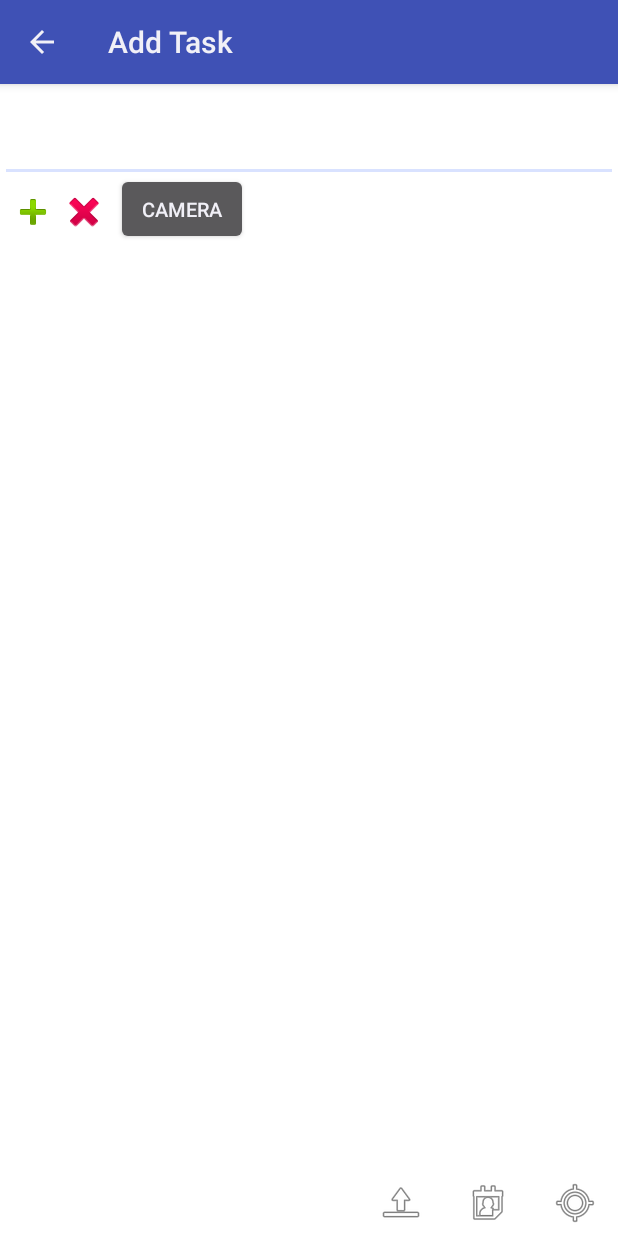
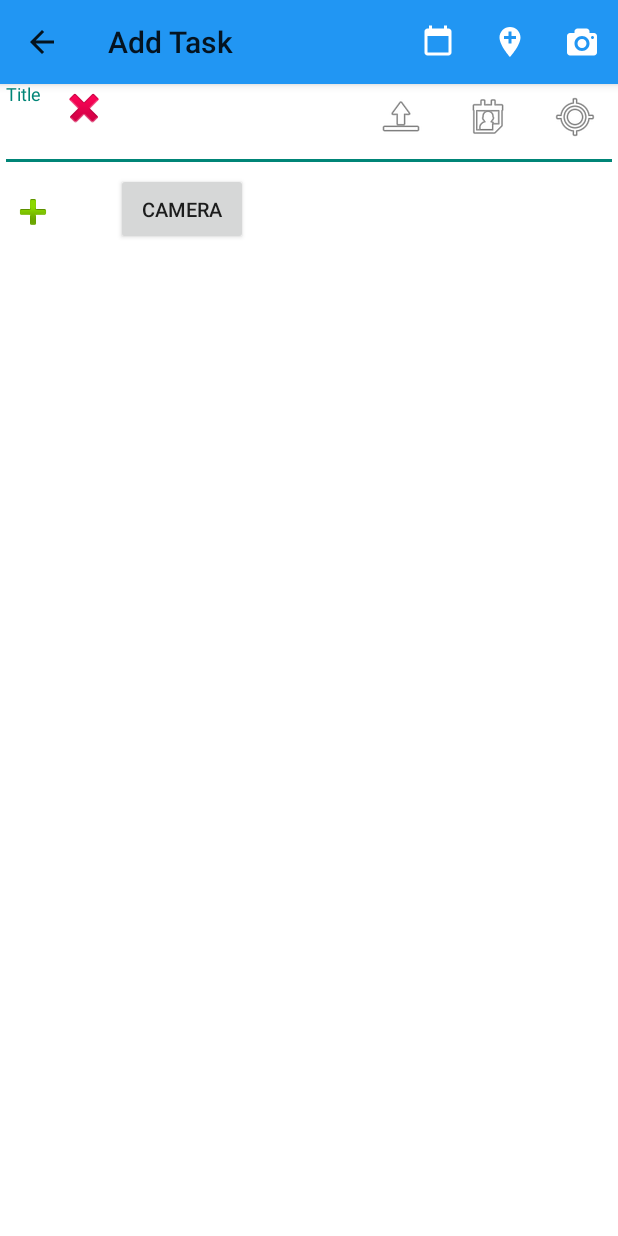
Before and after one commit to NavneetPrakashSingh/Location-Based-To-do, an Android app: the Pop screen opened directly, with no data from a screen before it, on a phone screen of 412 x 824 dp. Run offline under Robolectric (Android 15) with nearby library versions, the phone set to English and light mode, and no system bars; our stand-ins replace Room's generated code; libraries missing offline, so code that uses them is left out: android.arch.persistence; pictures from the network do not load.

Commit message:
UI Changes for Add Task and removed content field from Task entity

```diff
--- a/app/src/main/AndroidManifest.xml
+++ b/app/src/main/AndroidManifest.xml
@@ -47,7 +47,7 @@
         <activity
             android:name=".Pop"
             android:label="Add Task"
-            android:theme="@style/Popup" />
+            android:theme="@style/Theme.AppCompat.Light" />
         <activity android:name=".Update"></activity>
     </application>
 
--- a/app/src/main/java/com/example/dell/to_dolist/AppDatabase.java
+++ b/app/src/main/java/com/example/dell/to_dolist/AppDatabase.java
@@ -17,7 +17,7 @@ import com.example.dell.to_dolist.db.model.Subtask;
 import com.example.dell.to_dolist.db.model.Task;
 import com.example.dell.to_dolist.db.model.User;
 
-@Database(entities = {Reminder.class, User.class, Task.class, Subtask.class}, version = 5)
+@Database(entities = {Reminder.class, User.class, Task.class, Subtask.class}, version = 6)
 public abstract class AppDatabase extends RoomDatabase{
 
     private static AppDatabase INSTANCE;
--- a/app/src/main/java/com/example/dell/to_dolist/Pop.java
+++ b/app/src/main/java/com/example/dell/to_dolist/Pop.java
@@ -15,10 +15,13 @@ import android.net.Uri;
 import android.os.Bundle;
 
 import android.provider.MediaStore;
+import android.support.design.widget.TextInputEditText;
+import android.support.v7.app.AppCompatActivity;
 import android.util.DisplayMetrics;
 import android.util.Log;
 import android.util.SparseBooleanArray;
 import android.view.LayoutInflater;
+import android.view.Menu;
 import android.view.MenuItem;
 import android.view.View;
 import android.view.ViewGroup;
@@ -42,7 +45,7 @@ import java.io.ByteArrayOutputStream;
 import java.util.ArrayList;
 import java.util.Calendar;
 
-public class Pop extends Activity {
+public class Pop extends AppCompatActivity {
 
     //private static final String TAG = "Pop";
     private static final String DATABASE_NAME = "todo_database";
@@ -73,9 +76,9 @@ public class Pop extends Activity {
         super.onCreate(savedInstanceState);
         setContentView(R.layout.activity_pop);
         ActionBar actionBar = getActionBar();
-        actionBar.setDisplayHomeAsUpEnabled(true);
-        getActionBar().setBackgroundDrawable(new ColorDrawable(Color.parseColor("#3F51B5")));
-
+//        actionBar.setDisplayHomeAsUpEnabled(true);
+        getSupportActionBar().setBackgroundDrawable(new ColorDrawable(Color.parseColor("#2196F3")));
+        getSupportActionBar().setDisplayHomeAsUpEnabled(true);
 
         final EditText editTxt1 = findViewById(R.id.editText);
         btn = (ImageButton) findViewById(R.id.button);
@@ -85,8 +88,8 @@ public class Pop extends Activity {
         btnCancel = (ImageButton) findViewById(R.id.btnCancel);
         list = (ListView) findViewById(R.id.listView);
         arrayList = new ArrayList<String>();
-        mprogress = (ProgressBar)findViewById(R.id.progress);
-      //  mprogress.setVisibility(View.GONE);
+       mprogress = (ProgressBar)findViewById(R.id.progress);
+       mprogress.setVisibility(View.GONE);
 
         selectCamera = (Button) findViewById(R.id.selectCamera);
         displayImage = (ImageView) findViewById(R.id.displayImage);
@@ -117,10 +120,6 @@ public class Pop extends Activity {
                             dialog.dismiss();
                         }
 
-
-
-
-
                     }
                 });
 
@@ -130,7 +129,8 @@ public class Pop extends Activity {
         });
 
 
-        adapter = new ArrayAdapter<String>(getApplicationContext(), android.R.layout.simple_list_item_multiple_choice, arrayList);
+        adapter = new ArrayAdapter<String>(getApplicationContext(),
+                android.R.layout.simple_list_item_multiple_choice, arrayList);
 
         list.setAdapter(adapter);
 
@@ -203,7 +203,7 @@ public class Pop extends Activity {
             @Override
             public void onClick(View v) {
 
-                mprogress.setVisibility(View.VISIBLE);
+               mprogress.setVisibility(View.VISIBLE);
 
 
 
@@ -215,7 +215,7 @@ public class Pop extends Activity {
                     public void run() {
                         String titleValue = String.valueOf(editTxt1.getText());
 
-                       Task task = new Task(titleValue,"Milk","1/2/3","1","2/2/3","1","1","1", photobyteDB);
+                       Task task = new Task(titleValue,"1/2/3","1","2/2/3","1","1","1", photobyteDB);
                         long id=appDatabase.taskModel().insertTaskWithId(task);
                         Log.d("*****************", "taskID: "+id); //Jessica
                         long subId;
@@ -224,7 +224,6 @@ public class Pop extends Activity {
 
                             k=(int) id;
                             Log.d("value", "run: "+k);
-                            //Subtask sTask = new Subtask(String.valueOf(arrayList.get(i)), k, 0);
                             Subtask sTask = new Subtask(arrayList.get(i),k,0);
                             subId=appDatabase.subTaskModel().insertSubTask(sTask);
                             Log.d("*****************", "subtaskID: "+subId); //Jessica
@@ -261,10 +260,10 @@ public class Pop extends Activity {
             @Override
             public void onClick(View view) {
                 Calendar cal = Calendar.getInstance();
+
                 int year = cal.get(Calendar.YEAR);
                 int month = cal.get(Calendar.MONTH);
                 int day = cal.get(Calendar.DAY_OF_MONTH);
-
                 DatePickerDialog dialog = new DatePickerDialog(
                         Pop.this,
                         android.R.style.Theme_DeviceDefault_Dialog,
@@ -272,6 +271,7 @@ public class Pop extends Activity {
                         year, month, day);
                 dialog.getWindow().setBackgroundDrawable(new ColorDrawable(Color.GRAY));
                 dialog.show();
+                //Toast.makeText(Pop.this, "Calendar Date " +year+"/"+ month+"/"+day,Toast.LENGTH_LONG).show();
             }
         });
 
@@ -281,7 +281,8 @@ public class Pop extends Activity {
             public void onDateSet(DatePicker datePicker, int year, int month, int day) {
                 month = month + 1;
                 String date = month + "/" + day + "/" + year;
-               // mDisplayDate.setText(date);
+               // Toast.makeText(Pop.this, "Calendar Date " +year+"/"+ month+"/"+day,Toast.LENGTH_LONG).show();
+              //  mDisplayDate.setText(date);
             }
         };
 
@@ -333,12 +334,8 @@ public class Pop extends Activity {
                     // displayImage.setImageURI(selectedImage);
                     byte[] photobyte = getBytes(photo);
                     photobyteDB = photobyte;
-
-
-                }
-
-
-                break;
+                    }
+                    break;
             case 2:
                 if(resultCode == RESULT_OK){
                     Uri selectedImage = data.getData();
@@ -366,13 +363,52 @@ public class Pop extends Activity {
 
     }
 
+   @Override
+    public boolean onCreateOptionsMenu( Menu menu )
+    {
+        getMenuInflater().inflate( R.menu.add_menu, menu );
+        return true;
+    }
+
+/*
+
+    @Override
+    public boolean onOptionsItemSelected(MenuItem item) {
+        switch (item.getItemId()) {
+            case R.id.action_delete:
+                new Thread(new Runnable() {
+                    @Override
+                    public void run() {
+                        //appDatabase.taskModel().deleteTaskById();
+                    }
+                }).start();
+                // Toast.makeText(Update.this,"Data deleted for id"+id,Toast.LENGTH_SHORT).show();
+
+            case R.id.action_add_location:
+                startActivity(new Intent(this,ChooseLocation.class));
+                return true;
+
+
+            case R.id.action_save:
+                //Toast.makeText(Update.this,"Data Saved For id"+id,Toast.LENGTH_SHORT).show();
+                new Thread(new Runnable() {
+                    @Override
+                    public void run() {
+                    }
+                });
+
+                return true;
+
+            default:
+                return super.onOptionsItemSelected(item);
+
+        }
+
+    }
 
 
 
-
-
-
-
+*/
 
 
 
--- a/app/src/main/java/com/example/dell/to_dolist/TaskListAdapter.java
+++ b/app/src/main/java/com/example/dell/to_dolist/TaskListAdapter.java
@@ -109,12 +109,16 @@ public class TaskListAdapter extends RecyclerView.Adapter<TaskListAdapter.TaskVi
         notifyDataSetChanged();
     }
 
+
+
+
     @Override
     public int getItemCount() {
         if (mTasks != null)
             return mTasks.size();
         else return 0;
     }
+
     public TaskDisplay getTaskAtPosition (int position) {
         return mTasks.get(position);
     }
--- a/app/src/main/java/com/example/dell/to_dolist/db/dao/TaskDao.java
+++ b/app/src/main/java/com/example/dell/to_dolist/db/dao/TaskDao.java
@@ -30,7 +30,7 @@ public interface TaskDao {
     @Query("DELETE FROM task_table where task_id = :taskId")
     void deleteTaskById(int taskId);
 
-    @Query("SELECT task_id, task_title,task_content from task_table")
+    @Query("SELECT task_id, task_title from task_table")
     LiveData<List<TaskDisplay>> getTaskList();
 
     @Insert(onConflict = OnConflictStrategy.REPLACE)
--- /dev/null
+++ b/app/src/main/res/drawable/ic_icon_camera_white.xml
@@ -0,0 +1,4 @@
+<vector android:height="24dp" android:viewportHeight="24"
+    android:viewportWidth="24" android:width="24dp" xmlns:android="http://schemas.android.com/apk/res/android">
+    <path android:fillColor="#ffffff" android:pathData="M9,3C7.895,3 7,3.895 7,5L7,6L4,6C2.895,6 2,6.895 2,8L2,19C2,20.105 2.895,21 4,21L20,21C21.105,21 22,20.105 22,19L22,8C22,6.895 21.105,6 20,6L17,6L17,5C17,3.895 16.105,3 15,3L9,3zM12,8C14.757,8 17,10.243 17,13C17,15.757 14.757,18 12,18C9.243,18 7,15.757 7,13C7,10.243 9.243,8 12,8zM19,8C19.552,8 20,8.448 20,9C20,9.552 19.552,10 19,10C18.448,10 18,9.552 18,9C18,8.448 18.448,8 19,8zM12,10A3,3 0,0 0,9 13A3,3 0,0 0,12 16A3,3 0,0 0,15 13A3,3 0,0 0,12 10z"/>
+</vector>
--- /dev/null
+++ b/app/src/main/res/drawable/ic_icons_calendar_white.xml
@@ -0,0 +1,9 @@
+<vector xmlns:android="http://schemas.android.com/apk/res/android"
+    android:width="24dp"
+    android:height="24dp"
+    android:viewportWidth="24"
+    android:viewportHeight="24">
+  <path
+      android:pathData="M6,1L6,3L5,3C3.9,3 3,3.9 3,5L3,19C3,20.1 3.9,21 5,21L19,21C20.1,21 21,20.1 21,19L21,5C21,3.9 20.1,3 19,3L18,3L18,1L16,1L16,3L8,3L8,1L6,1zM5,8L19,8L19,19L5,19L5,8z"
+      android:fillColor="#ffffff"/>
+</vector>
--- a/app/src/main/res/layout/activity_pop.xml
+++ b/app/src/main/res/layout/activity_pop.xml
@@ -1,16 +1,13 @@
 <?xml version="1.0" encoding="utf-8"?>
-<RelativeLayout xmlns:android="http://schemas.android.com/apk/res/android"
+<android.support.design.widget.CoordinatorLayout
+    xmlns:android="http://schemas.android.com/apk/res/android"
     xmlns:app="http://schemas.android.com/apk/res-auto"
-    xmlns:tools="http://schemas.android.com/tools"
     android:layout_width="match_parent"
     android:layout_height="match_parent"
     android:background="@color/colorWhite"
-
-
     android:baselineAligned="false"
     android:orientation="vertical"
-    android:visibility="visible"
-    tools:context=".Pop">
+    android:visibility="visible">
 
 
 
@@ -29,6 +26,10 @@
         android:indeterminateTintMode="src_atop"
         android:indeterminateTint="@color/text" />
 
+  <android.support.design.widget.TextInputLayout
+        android:id="@+id/input_layout_password"
+        android:layout_width="match_parent"
+        android:layout_height="wrap_content">
     <EditText
         android:id="@+id/editText"
         android:layout_width="match_parent"
@@ -40,6 +41,22 @@
         android:textAlignment="viewStart"
         android:textColor="#3F51B5"
         android:textSize="20sp" />
+   </android.support.design.widget.TextInputLayout>
+
+    <ListView
+        android:id="@+id/listView"
+
+        android:layout_width="match_parent"
+        android:layout_height="wrap_content"
+        android:layout_alignParentTop="true"
+        android:layout_alignStart="@+id/button"
+        android:layout_marginTop="115dp"
+        android:layout_weight="1"
+        android:choiceMode="multipleChoice"
+        android:divider="#3F51B5"
+        android:scrollbars="vertical"
+        android:background="@color/colorPrimary"
+        android:textColor="#3F51B5" />
 
     <ImageButton
         android:id="@+id/button"
@@ -109,20 +126,6 @@
 
     </LinearLayout>
 
-    <ListView
-        android:id="@+id/listView"
-
-        android:layout_width="match_parent"
-        android:layout_height="wrap_content"
-        android:layout_alignParentTop="true"
-        android:layout_alignStart="@+id/button"
-        android:layout_marginTop="115dp"
-        android:layout_weight="1"
-        android:choiceMode="multipleChoice"
-        android:divider="#3F51B5"
-        android:scrollbars="vertical"
-        android:background="@color/colorPrimary"
-        android:textColor="#3F51B5" />
 
     <Button
         android:id="@+id/selectCamera"
@@ -148,4 +151,5 @@
 
 
 
-</RelativeLayout>
+
+</android.support.design.widget.CoordinatorLayout>
--- a/app/src/main/res/layout/activity_update.xml
+++ b/app/src/main/res/layout/activity_update.xml
@@ -43,5 +43,6 @@
         android:adjustViewBounds="true"
         android:layout_alignParentTop="true"
         />
+
     </LinearLayout>
 </RelativeLayout>
--- /dev/null
+++ b/app/src/main/res/menu/add_menu.xml
@@ -0,0 +1,19 @@
+<?xml version="1.0" encoding="utf-8"?>
+<menu xmlns:android="http://schemas.android.com/apk/res/android"
+    xmlns:app="http://schemas.android.com/apk/res-auto">
+    <item
+        android:id="@+id/action_add_date"
+        android:icon="@drawable/ic_icons_calendar_white"
+        android:title="@string/check"
+        app:showAsAction="always"/>
+    <item
+        android:id="@+id/action_add_location1"
+        android:icon="@drawable/ic_add_location_white_24dp"
+        android:title="Add Location"
+        app:showAsAction="always"/>
+    <item
+        android:id="@+id/action_add_image"
+        android:icon="@drawable/ic_icon_camera_white"
+        android:title="Camera"
+        app:showAsAction="always"/>
+</menu>
```
Also changed, not shown: app/src/main/java/com/example/dell/to_dolist/TaskDisplay.java (+0 -10 lines), app/src/main/java/com/example/dell/to_dolist/db/model/Task.java (+1 -25 lines), app/src/main/res/layout/recyclerview_item.xml (+1 -8 lines), app/src/main/res/values/styles.xml (+13 -0 lines).
